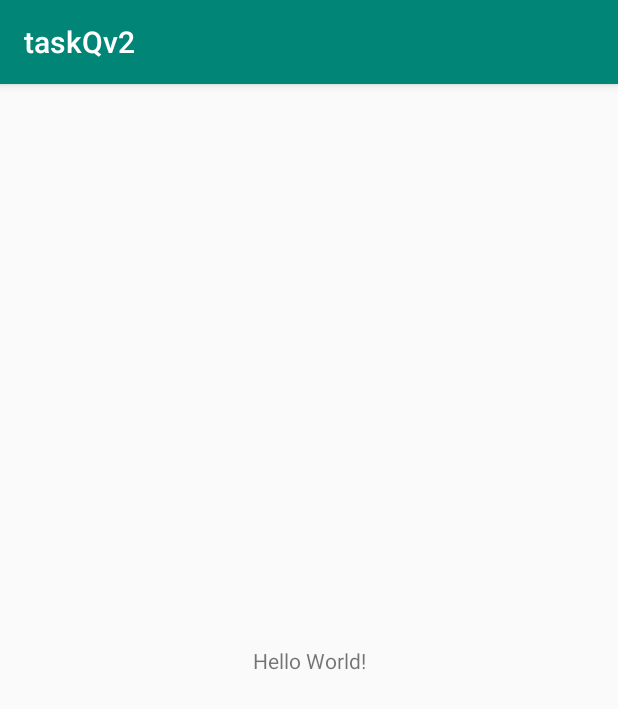
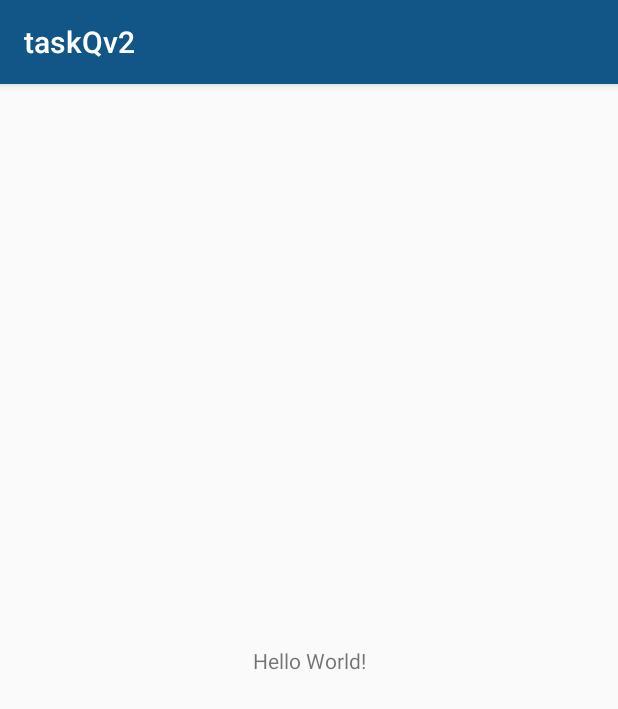
Before and after one commit to Tejas-Beedkar/taskQ, an Android app: the screen it shows after launch (MainActivity), on a phone screen of 412 x 824 dp. Shown: the top 709 px of the screen. Run offline under Robolectric (Android 15) with nearby library versions, the phone set to English and light mode, and no system bars.

Commit message:
Splash screen added.

```diff
--- a/app/src/main/AndroidManifest.xml
+++ b/app/src/main/AndroidManifest.xml
@@ -8,7 +8,7 @@
         android:label="@string/app_name"
         android:roundIcon="@mipmap/ic_launcher_round"
         android:supportsRtl="true"
-        android:theme="@style/AppTheme">
+        android:theme="@style/AppTheme.SplashScreen">
         <activity android:name=".MainActivity">
             <intent-filter>
                 <action android:name="android.intent.action.MAIN" />
--- a/app/src/main/java/com/taskqv2/MainActivity.java
+++ b/app/src/main/java/com/taskqv2/MainActivity.java
@@ -8,6 +8,9 @@ public class MainActivity extends AppCompatActivity {
 
     @Override
     protected void onCreate(Bundle savedInstanceState) {
+
+        setTheme(R.style.AppTheme_Main);
+
         super.onCreate(savedInstanceState);
         setContentView(R.layout.activity_main);
     }
--- /dev/null
+++ b/app/src/main/res/drawable/splash_screen.xml
@@ -0,0 +1,13 @@
+<?xml version="1.0" encoding="utf-8"?>
+<!-- The android:opacity=”opaque” line — this is critical in preventing a flash of black as your theme transitions. -->
+
+<layer-list xmlns:android="http://schemas.android.com/apk/res/android" android:opacity="opaque">
+    <!-- The background color, preferably the same as your normal theme -->
+    <item android:drawable="@color/colorThemeViolet"/>
+    <!-- Your product logo - 144dp color version of your app icon -->
+    <item>
+        <bitmap
+            android:src="@drawable/splash_screen_tq"
+            android:gravity="center"/>
+    </item>
+</layer-list>
--- a/app/src/main/res/values/colors.xml
+++ b/app/src/main/res/values/colors.xml
@@ -1,6 +1,8 @@
 <?xml version="1.0" encoding="utf-8"?>
 <resources>
-    <color name="colorPrimary">#008577</color>
-    <color name="colorPrimaryDark">#00574B</color>
-    <color name="colorAccent">#D81B60</color>
+    <color name="colorPrimary">#125688</color>
+    <color name="colorPrimaryDark">#0E456D</color>
+    <color name="colorAccent">#c8e8ff</color>
+    <color name="colorThemeViolet">#673AB7</color>
+    <color name="colorHtmlGrey">#808080</color>
 </resources>
--- a/app/src/main/res/values/styles.xml
+++ b/app/src/main/res/values/styles.xml
@@ -1,11 +1,21 @@
 <resources>
 
     <!-- Base application theme. -->
-    <style name="AppTheme" parent="Theme.AppCompat.Light.DarkActionBar">
+    <style name="AppTheme.Main" parent="Theme.AppCompat.Light.DarkActionBar">
         <!-- Customize your theme here. -->
         <item name="colorPrimary">@color/colorPrimary</item>
         <item name="colorPrimaryDark">@color/colorPrimaryDark</item>
         <item name="colorAccent">@color/colorAccent</item>
     </style>
 
+    <style name="AppTheme.SplashScreen" parent="Theme.AppCompat.Light.DarkActionBar">
+        <!-- Customize your theme here. -->
+        <item name="colorPrimary">@color/colorPrimary</item>
+        <item name="colorPrimaryDark">@color/colorPrimaryDark</item>
+        <item name="colorAccent">@color/colorAccent</item>
+        <item name="windowActionBar">false</item>
+        <item name="windowNoTitle">true</item>
+        <item name="android:windowBackground">@drawable/splash_screen</item>
+    </style>
+
 </resources>
--- a/build.gradle
+++ b/build.gradle
@@ -7,7 +7,7 @@ buildscript {
 
     }
     dependencies {
-        classpath 'com.android.tools.build:gradle:3.4.1'
+        classpath 'com.android.tools.build:gradle:3.4.2'
 
         // NOTE: Do not place your application dependencies here; they belong
         // in the individual module build.gradle files
```
Also changed, not shown: app/src/main/res/drawable/splash_screen_tq.png (added).
